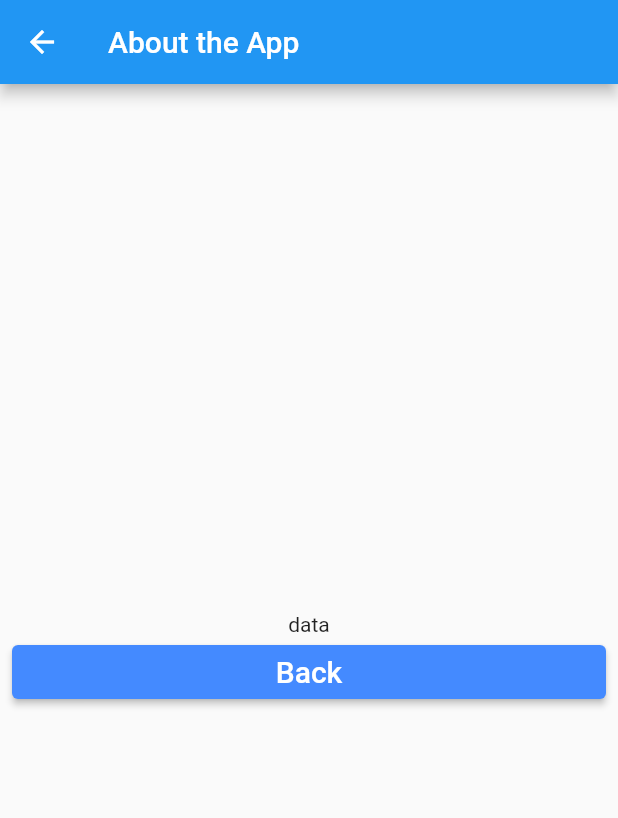
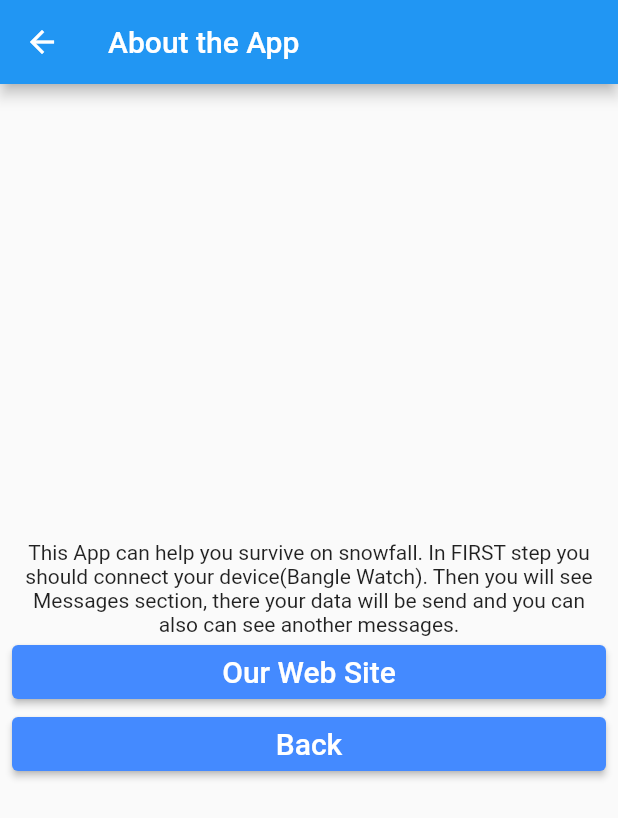
Before and after one commit to Rustam-Asdanov/snowfall_app, a Flutter app: the screen it shows after launch, after a tap on "About", on a phone screen of 412 x 824 dp. Shown: the top 818 px of the screen. Run offline on Flutter 3.47's test engine with Material 2 defaults, Android fonts, the phone set to English and light mode, and no system bars; our stand-ins replace flutter_blue, location; network calls fail; Roboto replaces fonts that are missing (Arial).

Commit message:
app is ready

```diff
--- a/lib/routes/about_app.dart
+++ b/lib/routes/about_app.dart
@@ -1,8 +1,24 @@
 import 'package:flutter/material.dart';
 import '../widgets/my_button.dart';
+import 'package:url_launcher/url_launcher.dart';
 
 class AboutApp extends StatelessWidget {
   const AboutApp({super.key});
+
+  final String text = "This App can help you survive on snowfall. "
+      "In FIRST step you should connect your device(Bangle Watch). "
+      "Then you will see Messages section, there your data will be send "
+      "and you can also can see another messages.";
+
+  void launchURLMethod() async {
+    const url = "https://quiet-ridge-91568.herokuapp.com/";
+    final uri = Uri.parse(url);
+    if (await canLaunchUrl(uri)) {
+      await launchUrl(uri);
+    } else {
+      throw 'Could not launch $url';
+    }
+  }
 
   @override
   Widget build(BuildContext context) {
@@ -17,7 +33,14 @@ class AboutApp extends StatelessWidget {
             mainAxisAlignment: MainAxisAlignment.center,
             crossAxisAlignment: CrossAxisAlignment.stretch,
             children: <Widget>[
-              const Text(textAlign: TextAlign.center, "data"),
+              Text(textAlign: TextAlign.center, text),
+              // ignore: prefer_const_constructors
+              MyButton(
+                  text: "Our Web Site",
+                  color: Colors.blueAccent,
+                  myFunc: (){
+                    launchURLMethod();
+                  }),
               MyButton(
                   text: "Back",
                   color: Colors.blueAccent,
--- a/lib/routes/home_page.dart
+++ b/lib/routes/home_page.dart
@@ -10,18 +10,20 @@ class HomePage extends StatelessWidget {
       ),
       // there we have column with Title and also 4 button
       // for choosing which route use want to open
-      body: Column(
+      body: Padding(
+        padding: const EdgeInsets.all(8.0),
+        child: Column(
             mainAxisAlignment: MainAxisAlignment.center,
             crossAxisAlignment: CrossAxisAlignment.stretch,
             children: <Widget>[
-            const Text("Snowfall"),
-            ElevatedButton(
-                onPressed: () {},
-                child: const Text("Sign In (in progress...)")),
-            ElevatedButton(
-                onPressed: () {},
-                child: const Text("Sign Up (in progress...)")),
-            // if (BluetoothDataState.isConnected)
+              Image.network(
+                  "https://cdn-icons-png.flaticon.com/128/2336/2336319.png",width: 100, height: 100,),
+                  SizedBox(height: 30,),
+              const ElevatedButton(
+                  onPressed: null, child: Text("Sign In (in progress...)")),
+              const ElevatedButton(
+                  onPressed: null, child: Text("Sign Up (in progress...)")),
+              if (BluetoothDataState.isConnected)
               ElevatedButton(
                   onPressed: () {
                     Navigator.pushNamed(context, "/messages");
@@ -41,6 +43,7 @@ class HomePage extends StatelessWidget {
                   },
                   child: const Text("Exit")),
             ]),
+      ),
     );
   }
 }
--- a/lib/routes/messages.dart
+++ b/lib/routes/messages.dart
@@ -19,7 +19,7 @@ class Messages extends StatelessWidget {
               height: 50,
               child: Row(
                 children: <Widget>[
-                      const Icon(Icons.warning),
+                      const Icon(Icons.sos),
                       const SizedBox(height: 40),
                       Text(sosMessageList[index].message),
                 ],
--- a/pubspec.yaml
+++ b/pubspec.yaml
@@ -34,6 +34,7 @@ dependencies:
   http: ^0.13.5
   location: ^4.2.0
   flutter_blue: ^0.8.0
+  url_launcher: ^6.1.8
 
   # The following adds the Cupertino Icons font to your application.
   # Use with the CupertinoIcons class for iOS style icons.
```
Also changed, not shown: lib/routes/bluetooth_data.dart (+15 -0 lines), pubspec.lock, 1 other file. Lines whose indentation alone changed are shown as unchanged.
